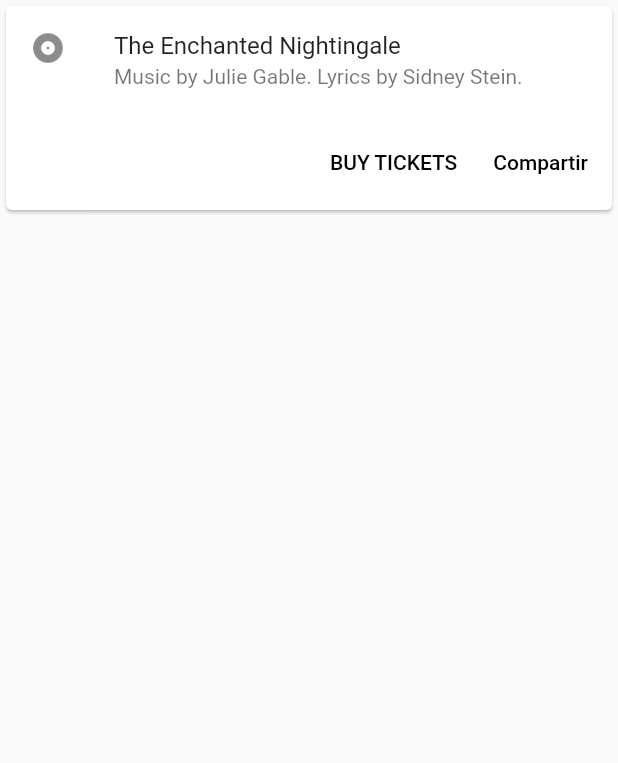
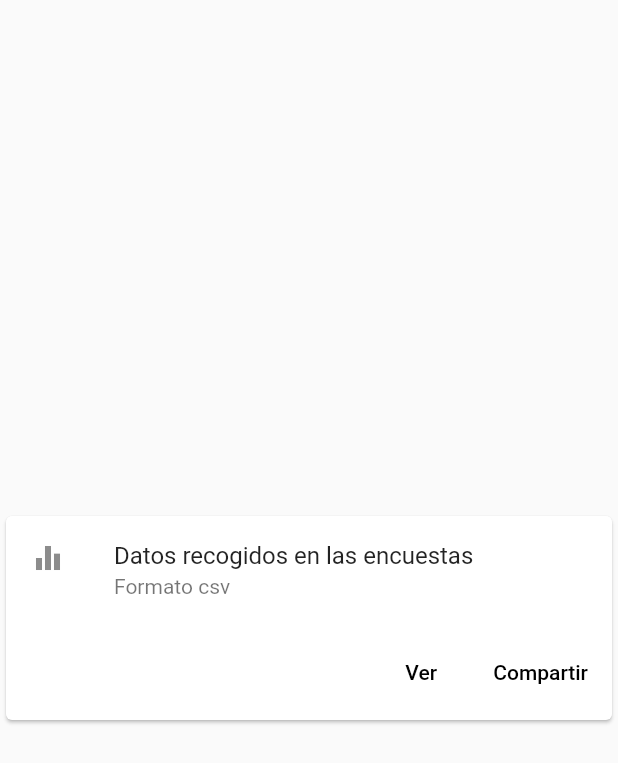
Before and after one commit to nfJaramillo/-Anal-tica, a Flutter app: the PaginaDatos screen opened directly, on a phone screen of 412 x 824 dp. Shown: the top 763 px of the screen. Run offline on Flutter 3.47's test engine with Material 2 defaults, Android fonts, the phone set to English and light mode, and no system bars; our stand-ins replace fluttertoast; missing offline and left inert: share_extend.

Commit message:
minnor fix

```diff
--- a/lib/logica/entrevista.dart
+++ b/lib/logica/entrevista.dart
@@ -91,6 +91,7 @@ persistir() async {
 
 }
 
+/// Metodo que lee los datos anteriores en el archivo
  _read() async {
   String text;
   try {
--- a/lib/paginas/paginaDatos.dart
+++ b/lib/paginas/paginaDatos.dart
@@ -17,23 +17,22 @@ class PaginaDatosEstado extends State<PaginaDatos>
   @override
   Widget build(BuildContext context) {
     return Scaffold(
-    body: new Column(
-      children: <Widget>[
+    body: new Center(
 
-        Card(
+        child: Card(
       child: Column(
         mainAxisSize: MainAxisSize.min,
         children: <Widget>[
           const ListTile(
-            leading: Icon(Icons.album),
-            title: Text('The Enchanted Nightingale'),
-            subtitle: Text('Music by Julie Gable. Lyrics by Sidney Stein.'),
+            leading: Icon(Icons.equalizer),
+            title: Text('Datos recogidos en las encuestas'),
+            subtitle: Text('Formato csv'),
           ),
           ButtonTheme.bar( // make buttons use the appropriate styles for cards
             child: ButtonBar(
               children: <Widget>[
                 FlatButton(
-                  child: const Text('BUY TICKETS'),
+                  child: const Text('Ver'),
                   onPressed: () { /* ... */ },
                 ),
                 FlatButton(
@@ -53,8 +52,6 @@ class PaginaDatosEstado extends State<PaginaDatos>
         ],
       ),
     ),
-
-      ],
     )
   );
 }
```
